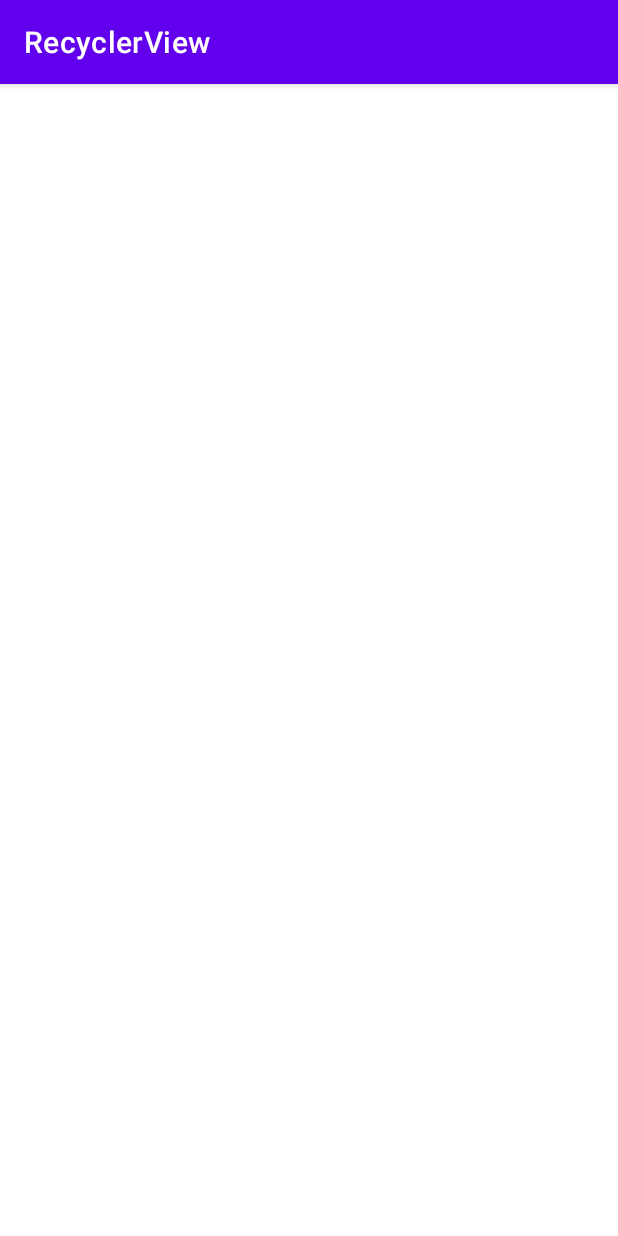
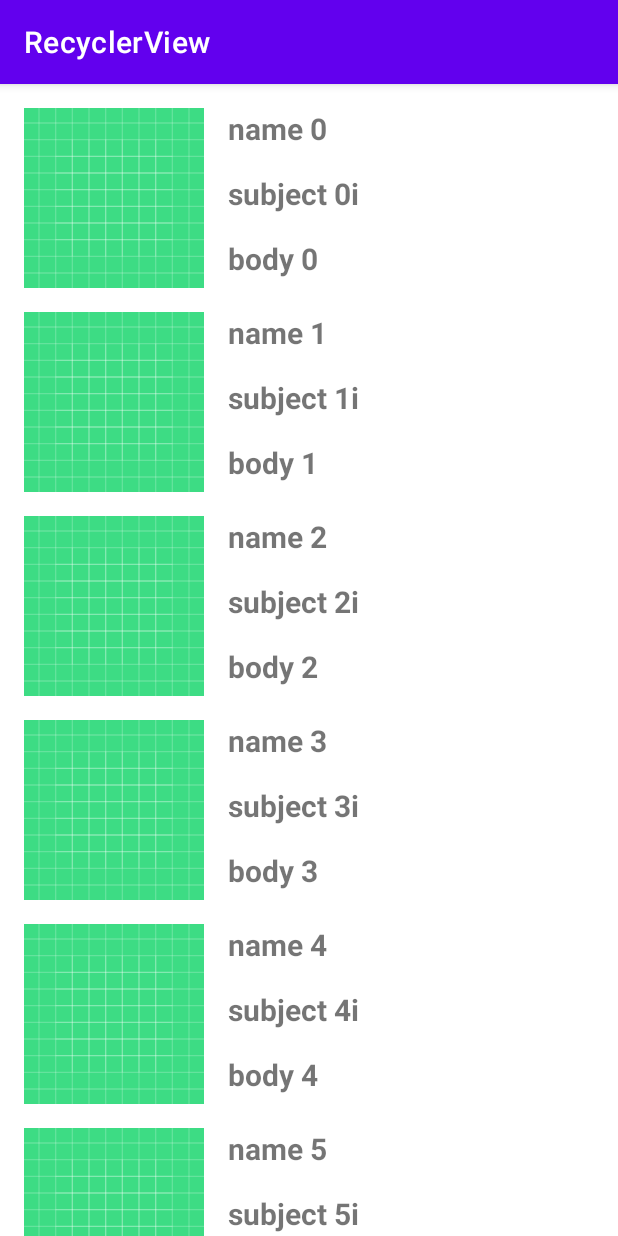
Before and after one commit to khaldrogo5540/RecyclerView_Assigment, an Android app: the screen it shows after launch (MainActivity), on a phone screen of 412 x 824 dp. Run offline under Robolectric (Android 15) with nearby library versions, the phone set to English and light mode, and no system bars; pictures from the network do not load.

Commit message:
- updated recyclerview steps

```diff
--- a/app/build.gradle
+++ b/app/build.gradle
@@ -32,7 +32,10 @@ dependencies {
     implementation 'androidx.appcompat:appcompat:1.3.1'
     implementation 'com.google.android.material:material:1.4.0'
     implementation 'androidx.constraintlayout:constraintlayout:2.1.0'
-    testImplementation 'junit:junit:4.+'
+    testImplementation 'junit:junit:4.13.2'
     androidTestImplementation 'androidx.test.ext:junit:1.1.3'
     androidTestImplementation 'androidx.test.espresso:espresso-core:3.4.0'
+
+    implementation 'com.github.bumptech.glide:glide:4.12.0'
+    annotationProcessor 'com.github.bumptech.glide:compiler:4.12.0'
 }
--- a/app/src/main/AndroidManifest.xml
+++ b/app/src/main/AndroidManifest.xml
@@ -1,6 +1,8 @@
 <?xml version="1.0" encoding="utf-8"?>
 <manifest xmlns:android="http://schemas.android.com/apk/res/android"
     package="com.example.recyclerview">
+
+    <uses-permission android:name="android.permission.INTERNET" />
 
     <application
         android:allowBackup="true"
--- /dev/null
+++ b/app/src/main/java/com/example/recyclerview/Adapters/EmailAdapter.java
@@ -0,0 +1,76 @@
+package com.example.recyclerview.Adapters;
+
+import android.content.Context;
+import android.view.LayoutInflater;
+import android.view.View;
+import android.view.ViewGroup;
+
+import androidx.annotation.NonNull;
+import androidx.recyclerview.widget.RecyclerView;
+
+import com.example.recyclerview.R;
+import com.example.recyclerview.model.Email;
+
+import java.util.List;
+
+//STEP 4: CREATE AN ADAPTER CLASS by extending the RecyclerView.Adapter class
+//(BTW, YOU WILL NEED TO PASS IN YOUR Generic Viewholder class to this recyclerview adapter
+public class EmailAdapter extends RecyclerView.Adapter<EmailViewHolder> {
+    private List<Email> emailList;
+    private Context context;
+
+    //STEP 4B: Create a public constructor (and probably some setters) that takes in your
+    //data as a list of items
+    public EmailAdapter(List<Email> emails) {
+        emailList = emails;
+    }
+
+    @NonNull
+    @Override
+    public EmailViewHolder onCreateViewHolder(@NonNull ViewGroup parent, int viewType) {
+        context = parent.getContext();
+
+        //this layout inflater will be used to create our view, which will be used for creating
+        //our Viewholder
+        LayoutInflater layoutInflater = LayoutInflater.from(context);
+
+        //we specify which layout we want to inflate here
+        View myView = layoutInflater.inflate(R.layout.email_item, parent, false);
+
+
+//        Can be done in one step, like so:
+//        return new EmailViewholder(
+//                LayoutInflater.from(context).inflate(R.layout.email_item, parent, false)
+//        );
+
+        return new EmailViewHolder(myView);
+    }
+
+    @Override
+    public void onBindViewHolder(@NonNull EmailViewHolder holder, int position) {
+        //this step connects the data that we get from our list item to our elements in
+        //the viewholder
+        //so...how do?
+
+        Email currentEmail = emailList.get(position);
+
+        /**
+        holder.nameTv.setText(currentEmail.getName());
+        holder.subjectTv.setText(currentEmail.getSubject());
+        holder.bodyTv.setText(currentEmail.getBody());
+         */
+
+        holder.bindItems(
+                currentEmail.getName(),
+                currentEmail.getSubject(),
+                currentEmail.getBody(),
+                currentEmail.getImageUrl(),
+                context
+        );
+    }
+
+    @Override
+    public int getItemCount() {
+        return emailList.size();
+    }
+}
--- /dev/null
+++ b/app/src/main/java/com/example/recyclerview/Adapters/EmailViewHolder.java
@@ -0,0 +1,42 @@
+package com.example.recyclerview.Adapters;
+
+import android.content.Context;
+import android.view.View;
+import android.widget.ImageView;
+import android.widget.TextView;
+
+import androidx.annotation.NonNull;
+import androidx.recyclerview.widget.RecyclerView;
+
+import com.bumptech.glide.Glide;
+import com.example.recyclerview.R;
+
+//STEP 3: CREATE A VIEWHOLDER CLASS (does not ne
+class EmailViewHolder extends RecyclerView.ViewHolder {
+    private TextView nameTv;
+    private TextView subjectTv;
+    private TextView bodyTv;
+    private ImageView emailIcon;
+
+    public EmailViewHolder(@NonNull View itemView) {
+        super(itemView);
+
+        nameTv = itemView.findViewById(R.id.name_tv);
+        subjectTv = itemView.findViewById(R.id.subject_tv);
+        bodyTv = itemView.findViewById(R.id.body_tv);
+        emailIcon = itemView.findViewById(R.id.email_icon);
+    }
+
+    public void bindItems(String name, String subject, String body, String imageUrl, Context context) {
+        nameTv.setText(name);
+        subjectTv.setText(subject);
+        bodyTv.setText(body);
+
+        //now we want to set our image view to the image url we get?
+        //..how do?
+        Glide.with(context)
+                .load(imageUrl)
+                .placeholder(R.drawable.ic_launcher_background)
+                .into(emailIcon);
+    }
+}
--- a/app/src/main/java/com/example/recyclerview/EmailAdapter.java
+++ /dev/null
@@ -1,56 +0,0 @@
-package com.example.recyclerview;
-
-import android.content.Context;
-import android.view.LayoutInflater;
-import android.view.View;
-import android.view.ViewGroup;
-
-import androidx.annotation.NonNull;
-import androidx.recyclerview.widget.RecyclerView;
-
-import java.util.List;
-
-//STEP 3: CREATE AN ADAPTER CLASS by extending the RecyclerView.Adapter class
-//(BTW, YOU WILL NEED TO PASS IN YOUR Generic Viewholder class to this recyclerview adapter
-public class EmailAdapter extends RecyclerView.Adapter<EmailAdapter.EmailViewholder> {
-    private List<Email> emailList;
-    private Context context;
-
-    //STEP 3B: Create a public constructor (and probably some setters) that takes in your
-    //data as a list of items
-    public EmailAdapter(List<Email> emails) {
-        emailList = emails;
-    }
-
-    @NonNull
-    @Override
-    public EmailViewholder onCreateViewHolder(@NonNull ViewGroup parent, int viewType) {
-        context = parent.getContext();
-
-        //this layout inflater will be used to create our view, which will be used for creating
-        //our Viewholder
-        LayoutInflater layoutInflater = LayoutInflater.from(context);
-
-        //we specify which layout we want to inflate here
-        View myView = layoutInflater.inflate(R.layout.email_item, parent, false);
-        return new EmailViewholder(myView);
-    }
-
-    @Override
-    public void onBindViewHolder(@NonNull EmailViewholder holder, int position) {
-
-    }
-
-    @Override
-    public int getItemCount() {
-        return 0;
-    }
-
-    //STEP 4: CREATE A VIEWHOLDER CLASS (does not ne
-    public class EmailViewholder extends RecyclerView.ViewHolder {
-
-        public EmailViewholder(@NonNull View itemView) {
-            super(itemView);
-        }
-    }
-}
--- a/app/src/main/java/com/example/recyclerview/MainActivity.java
+++ b/app/src/main/java/com/example/recyclerview/MainActivity.java
@@ -1,18 +1,28 @@
 package com.example.recyclerview;
 
 import androidx.appcompat.app.AppCompatActivity;
+import androidx.recyclerview.widget.LinearLayoutManager;
+import androidx.recyclerview.widget.RecyclerView;
 
 import android.os.Bundle;
+
+import com.example.recyclerview.Adapters.EmailAdapter;
+import com.example.recyclerview.model.Email;
 
 import java.util.ArrayList;
 import java.util.List;
 
 public class MainActivity extends AppCompatActivity {
+    //STEP 5: Declare and initialize your recyclerview
+    private RecyclerView mEmailRv;
 
     @Override
     protected void onCreate(Bundle savedInstanceState) {
         super.onCreate(savedInstanceState);
         setContentView(R.layout.activity_main);
+
+        //STEP 5 (CONTINUED)
+        mEmailRv = findViewById(R.id.email_rv);
 
         //STEP 0: HAVE SOME DATA TO BE DISPLAYED TO A RECYCLERVIEW
         //Let's create a list of emails that we later want to display onto our
@@ -28,5 +38,18 @@ public class MainActivity extends AppCompatActivity {
 
             emailList.add(currentEmail);
         }
+
+        //STEP 6: Initialize our adapter and set it to our recyclerview
+        EmailAdapter myAdapter = new EmailAdapter(emailList);
+        mEmailRv.setAdapter(myAdapter);
+
+        //STEP 7: Set a linear layout manager to our recyclerview
+        mEmailRv.setLayoutManager(
+                new LinearLayoutManager(
+                        this,
+                        RecyclerView.VERTICAL,
+                        false
+                )
+        );
     }
 }
--- a/app/src/main/java/com/example/recyclerview/Email.java
+++ b/app/src/main/java/com/example/recyclerview/model/Email.java
@@ -1,4 +1,4 @@
-package com.example.recyclerview;
+package com.example.recyclerview.model;
 
 public class Email {
     private String name;
--- a/app/src/main/res/layout/activity_main.xml
+++ b/app/src/main/res/layout/activity_main.xml
@@ -10,11 +10,11 @@
         YOU'RE GONNA DISPLAY IT IN-->
 
     <androidx.recyclerview.widget.RecyclerView
+        android:id="@+id/email_rv"
         android:layout_width="wrap_content"
         android:layout_height="wrap_content"
         app:layout_constraintBottom_toBottomOf="parent"
         app:layout_constraintLeft_toLeftOf="parent"
-        app:layout_constraintRight_toRightOf="parent"
         app:layout_constraintTop_toTopOf="parent" />
 
 </androidx.constraintlayout.widget.ConstraintLayout>
--- a/app/src/main/res/layout/email_item.xml
+++ b/app/src/main/res/layout/email_item.xml
@@ -2,7 +2,7 @@
 <androidx.constraintlayout.widget.ConstraintLayout xmlns:android="http://schemas.android.com/apk/res/android"
     xmlns:app="http://schemas.android.com/apk/res-auto"
     android:layout_width="match_parent"
-    android:layout_height="match_parent">
+    android:layout_height="wrap_content">
 
 <!--    STEP 2: CREATE A LAYOUT FOR ONE CELL/ITEM IN YOUR
             RECYCLERVIEW-->
```
